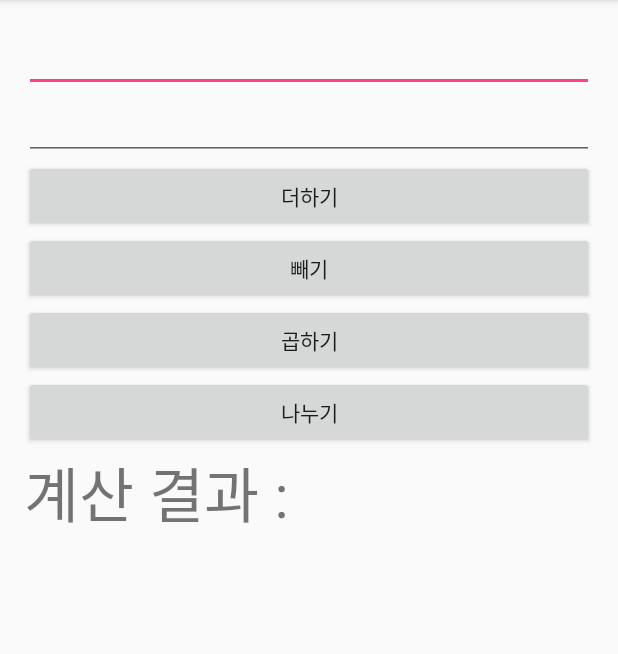
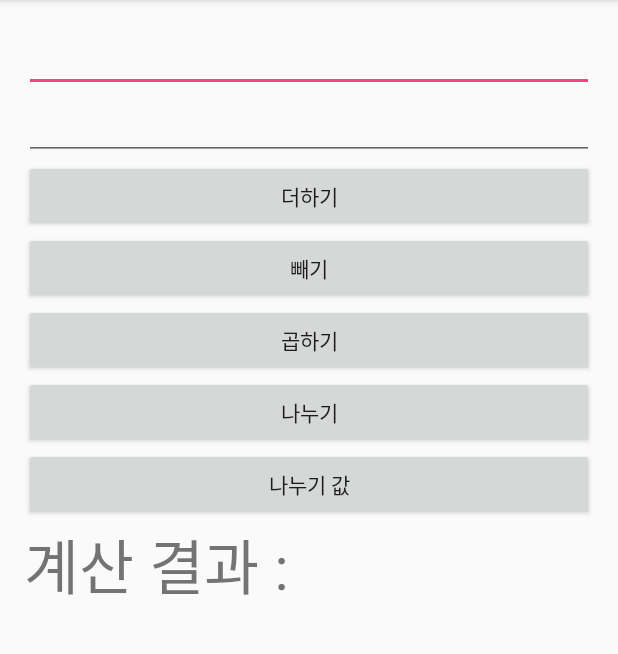
Before and after one commit to HanJunKwon/android_calculator, an Android app: the screen it shows after launch (MainActivity), on a phone screen of 412 x 824 dp, the part 84-738 px from its top. Run offline under Robolectric (Android 15) with nearby library versions, the phone set to English and light mode, and no system bars.

```diff
--- a/app/src/main/res/layout/activity_main.xml
+++ b/app/src/main/res/layout/activity_main.xml
@@ -16,14 +16,14 @@
     <EditText
         android:layout_width="match_parent"
         android:layout_height="wrap_content"
-        android:inputType="number"
+        android:inputType="numberDecimal"
         android:ems="10"
         android:id="@+id/editText7" />
 
     <EditText
         android:layout_width="match_parent"
         android:layout_height="wrap_content"
-        android:inputType="number"
+        android:inputType="numberDecimal"
         android:ems="10"
         android:id="@+id/editText8" />
 
@@ -55,6 +55,13 @@
         android:layout_height="wrap_content"
         android:id="@+id/button4" />
 
+    <Button
+        android:text="나누기 값"
+        android:onClick="on"
+        android:layout_width="match_parent"
+        android:layout_height="wrap_content"
+        android:id="@+id/button5" />
+
     <TextView
         android:text="계산 결과 : "
         android:layout_width="match_parent"
@@ -63,5 +70,4 @@
         android:layout_weight="0.24"
         android:textSize="40sp"
         android:textAlignment="textStart" />
-
 </LinearLayout>
```
Also changed, not shown: app/src/main/java/com/example/pc/calculator/MainActivity.java (+28 -16 lines).
